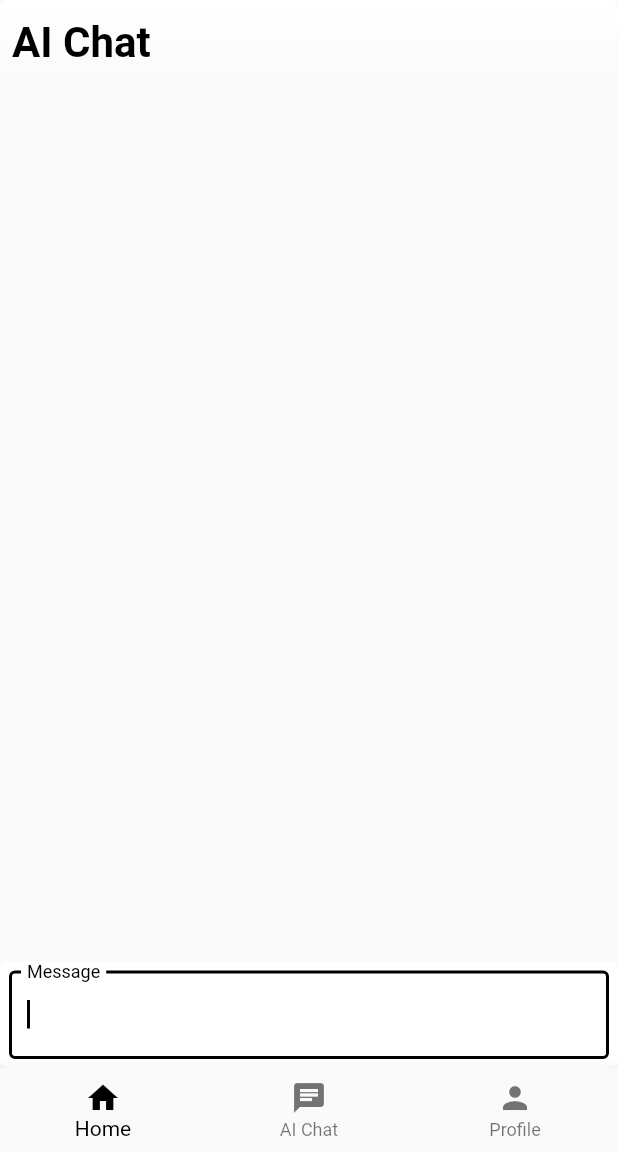
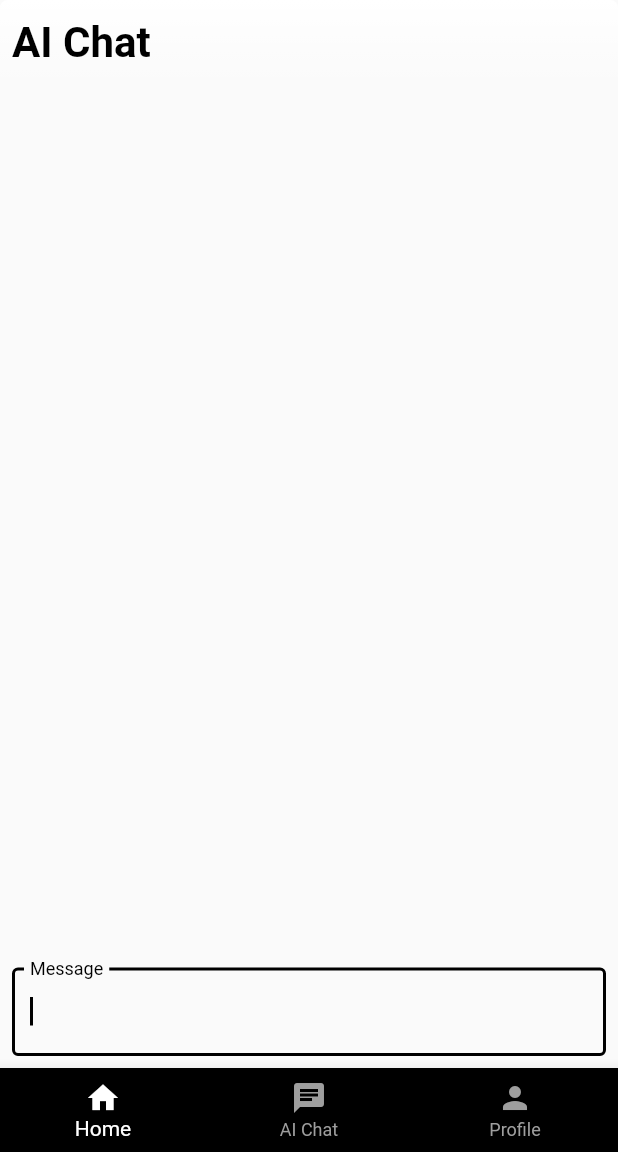
Before and after one commit to jschaeken/RoomCo, a Flutter app: the MyHomePage screen opened directly, swiped to page 2, on a phone screen of 412 x 824 dp, the part 84-1236 px from its top. Run offline on Flutter 3.47's test engine with Material 2 defaults, Android fonts, the light colour scheme and no system bars; our stand-ins replace flutter_animate.

Commit message:
ui updates

```diff
--- a/lib/chat_page.dart
+++ b/lib/chat_page.dart
@@ -4,6 +4,7 @@ import 'dart:io';
 
 import 'package:flutter/material.dart';
 import 'package:flutter/rendering.dart';
+import 'package:flutter_animate/flutter_animate.dart';
 import 'package:provider/provider.dart';
 import 'package:roomco/text_provider.dart';
 
@@ -14,7 +15,11 @@ class AiChatPage extends StatefulWidget {
   State<AiChatPage> createState() => AiChatPageState();
 }
 
-class AiChatPageState extends State<AiChatPage> {
+class AiChatPageState extends State<AiChatPage>
+    with AutomaticKeepAliveClientMixin {
+  @override
+  bool get wantKeepAlive => true;
+
   String apiKey = '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';
   List<Chat> currentChatHisory = [];
   TextEditingController textEditingController = TextEditingController();
@@ -45,14 +50,17 @@ class AiChatPageState extends State<AiChatPage> {
     return Stack(
       children: [
         Column(mainAxisAlignment: MainAxisAlignment.end, children: [
-          const Spacer(),
-          Padding(
-            padding: const EdgeInsets.all(8.0),
-            child: SizedBox(
-              height: MediaQuery.of(context).size.height - 130,
+          Flexible(
+            flex: 1,
             child: SingleChildScrollView(
               physics: const ClampingScrollPhysics(),
               controller: scrollController,
+              child: Padding(
+                padding: const EdgeInsets.only(
+                  left: 8.0,
+                  right: 8.0,
+                  top: 8.0,
+                ),
                 child: Column(
                   mainAxisAlignment: MainAxisAlignment.end,
                   crossAxisAlignment: CrossAxisAlignment.stretch,
@@ -61,55 +69,37 @@ class AiChatPageState extends State<AiChatPage> {
                     for (var index = 0;
                         index < currentChatHisory.length;
                         index++)
-                      Column(
-                        mainAxisAlignment: MainAxisAlignment.end,
-                        crossAxisAlignment:
-                            currentChatHisory[index].role == 'user'
-                                ? CrossAxisAlignment.end
-                                : CrossAxisAlignment.start,
-                        children: [
-                          ConstrainedBox(
-                            constraints: BoxConstraints(
-                              maxWidth: MediaQuery.of(context).size.width * .6,
+                      ChatBubble(
+                          currentChatHisory: currentChatHisory, index: index),
+                  ],
                 ),
-                            child: Container(
+              ),
+            ),
+          ),
+          //Text field
+          Container(
             decoration: BoxDecoration(
-                                color: currentChatHisory[index].role == 'user'
-                                    ? Colors.blue
-                                    : Colors.grey,
               borderRadius: BorderRadius.circular(5),
             ),
             child: Padding(
-                                  padding: const EdgeInsets.all(8.0),
-                                  child: Consumer<TextProvider>(
-                                      builder: (_, provider, child) => Text(
-                                            currentChatHisory[index].role ==
-                                                    'user'
-                                                ? currentChatHisory[index]
-                                                    .content
-                                                : index ==
-                                                        currentChatHisory
-                                                                .length -
-                                                            1
-                                                    ? provider.text
-                                                    : currentChatHisory[index]
-                                                        .content,
-                                            textAlign: TextAlign.start,
-                                            style: const TextStyle(
-                                                fontSize: 18,
-                                                color: Colors.white),
-                                          ))),
-                            ),
-                          ),
-                          const SizedBox(
-                            height: 10,
-                          ),
-                        ],
-                      ),
-                    const SizedBox(
-                      height: 100,
-                    )
-                  ],
+              padding: const EdgeInsets.only(
+                  left: 8.0, right: 8.0, bottom: 8.0, top: 6.0),
+              child: TextField(
+                onTapOutside: (event) => {
+                  isKeyboardVisible = false,
+                  focusNode.unfocus(),
+                  setState(() {})
+                },
+                controller: textEditingController,
+                focusNode: focusNode,
+                onSubmitted: (value) async {
+                  await handleSubmitted(value);
+                },
+                decoration: const InputDecoration(
+                  border: OutlineInputBorder(),
+                  labelText: 'Message',
+                  focusColor: Colors.white,
+                  fillColor: Colors.white,
                 ),
               ),
             ),
@@ -158,36 +148,6 @@ class AiChatPageState extends State<AiChatPage> {
             ),
           ),
         ),
-
-        //Text field
-        Align(
-          alignment: Alignment.bottomCenter,
-          child: Container(
-            decoration: BoxDecoration(
-              color: Colors.white,
-              borderRadius: BorderRadius.circular(5),
-            ),
-            child: Padding(
-              padding: const EdgeInsets.all(6.0),
-              child: TextField(
-                  onTapOutside: (event) => {
-                        isKeyboardVisible = false,
-                        focusNode.unfocus(),
-                        setState(() {})
-                      },
-                  controller: textEditingController,
-                  focusNode: focusNode,
-                  onSubmitted: (value) async {
-                    await handleSubmitted(value);
-                  },
-                  decoration: const InputDecoration(
-                      border: OutlineInputBorder(),
-                      labelText: 'Message',
-                      focusColor: Colors.white,
-                      fillColor: Colors.white)),
-            ),
-          ),
-        ),
       ],
     );
   }
@@ -210,9 +170,12 @@ class AiChatPageState extends State<AiChatPage> {
         setState(() {});
       }
       context.read<TextProvider>().addChunk(text);
-      if (scrollController.offset < scrollController.position.maxScrollExtent) {
-        scrollController.jumpTo(
+      if (scrollController.offset + 20 <
+          scrollController.position.maxScrollExtent) {
+        scrollController.animateTo(
           scrollController.position.maxScrollExtent,
+          duration: const Duration(milliseconds: 300),
+          curve: Curves.fastLinearToSlowEaseIn,
         );
       }
     },
@@ -222,6 +185,74 @@ class AiChatPageState extends State<AiChatPage> {
       log('set last content to ${context.read<TextProvider>().text}');
       setState(() {});
     });
+  }
+}
+
+class ChatBubble extends StatelessWidget {
+  const ChatBubble({
+    super.key,
+    required this.currentChatHisory,
+    required this.index,
+  });
+
+  final List<Chat> currentChatHisory;
+  final int index;
+
+  @override
+  Widget build(BuildContext context) {
+    return Column(
+      mainAxisAlignment: MainAxisAlignment.end,
+      crossAxisAlignment: currentChatHisory[index].role == 'user'
+          ? CrossAxisAlignment.end
+          : CrossAxisAlignment.start,
+      children: [
+        ConstrainedBox(
+          constraints: BoxConstraints(
+            maxWidth: MediaQuery.of(context).size.width * .6,
+          ),
+          child: Container(
+            decoration: BoxDecoration(
+              color: currentChatHisory[index].role == 'user'
+                  ? Colors.black
+                  : Colors.blue,
+              borderRadius: currentChatHisory[index].role == 'user'
+                  ? const BorderRadius.only(
+                      topLeft: Radius.circular(10),
+                      bottomLeft: Radius.circular(10),
+                      bottomRight: Radius.circular(10),
+                    )
+                  : const BorderRadius.only(
+                      topRight: Radius.circular(10),
+                      bottomLeft: Radius.circular(10),
+                      bottomRight: Radius.circular(10),
+                    ),
+            ),
+            child: Padding(
+                padding: const EdgeInsets.all(8.0),
+                child: Consumer<TextProvider>(
+                    builder: (_, provider, child) => Text(
+                          currentChatHisory[index].role == 'user'
+                              ? currentChatHisory[index].content
+                              : index == currentChatHisory.length - 1
+                                  ? provider.text
+                                  : currentChatHisory[index].content,
+                          textAlign: TextAlign.start,
+                          style: const TextStyle(
+                              fontSize: 18, color: Colors.white),
+                        ))),
+          ),
+        ).animate().slide(
+              begin: currentChatHisory[index].role == 'user'
+                  ? const Offset(1, 0)
+                  : const Offset(-1, 0),
+              end: const Offset(0, 0),
+              delay: 200.milliseconds,
+            ),
+        const SizedBox(
+          height: 10,
+        ),
+      ],
+    );
   }
 }
 
--- a/lib/main.dart
+++ b/lib/main.dart
@@ -27,7 +27,7 @@ class MyApp extends StatelessWidget {
         colorScheme: const ColorScheme.light().copyWith(primary: Colors.black),
       ),
       debugShowCheckedModeBanner: false,
-      home: const MyHomePage(title: 'RoomCo', roomNumber: '504'),
+      home: const MyHomePage(title: 'GPT 3.5 TURBO', roomNumber: '504'),
     );
   }
 }
@@ -149,6 +149,11 @@ class _MyHomePageState extends State<MyHomePage> {
           ),
         ),
         bottomNavigationBar: BottomNavigationBar(
+            // selectedLabelStyle: const TextStyle(color: Colors.white),
+            // unselectedLabelStyle: const TextStyle(color: Colors.white),
+            selectedIconTheme: const IconThemeData(color: Colors.white),
+            unselectedItemColor: Colors.grey,
+            backgroundColor: Colors.black,
             onTap: (int index) {
               setState(() {
                 currentIndex = index;
@@ -157,24 +162,27 @@ class _MyHomePageState extends State<MyHomePage> {
             },
             items: const <BottomNavigationBarItem>[
               BottomNavigationBarItem(
-                icon: Icon(Icons.home),
+                icon: Icon(
+                  Icons.home,
+                ),
                 label: 'Home',
               ),
               BottomNavigationBarItem(
-                icon: Icon(Icons.chat),
+                icon: Icon(
+                  Icons.chat,
+                ),
                 label: 'AI Chat',
               ),
               BottomNavigationBarItem(
-                icon: Icon(Icons.person),
+                icon: Icon(
+                  Icons.person,
+                ),
                 label: 'Profile',
               ),
             ],
             currentIndex: currentIndex,
-            selectedItemColor: Colors.black),
-        body: SizedBox(
-          width: double.infinity,
-          height: MediaQuery.of(context).size.height - 100,
-          child: PageView(
+            selectedItemColor: Colors.white),
+        body: PageView(
             physics: const NeverScrollableScrollPhysics(),
             controller: pageController,
             children: [
@@ -254,8 +262,7 @@ class _MyHomePageState extends State<MyHomePage> {
                                   children: [
                                     const Text("From Jacques",
                                         style: TextStyle(
-                                              fontSize: 20,
-                                              color: Colors.white)),
+                                            fontSize: 20, color: Colors.white)),
                                     //Icons for history and notifications
                                     const Spacer(),
                                     IconButton(
@@ -328,8 +335,7 @@ class _MyHomePageState extends State<MyHomePage> {
               ),
               const AiChatPage(),
               const Center(child: Text('Profile Page')),
-              ]),
-        ));
+            ]));
   }
 }
 
```
Lines whose indentation alone changed are shown as unchanged.
